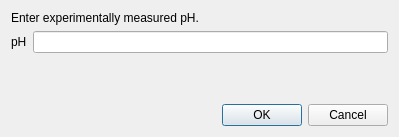
The window that src/ui/enterexperimentalphdialog.ui (echmet/AnglerFish) describes before a commit, drawn with Qt 5.
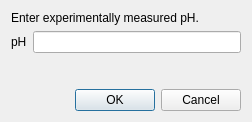
The same window after the commit. Custom widgets are drawn as their Qt base class.

Commit message: Fix dialog caption

Diff of the .ui file:
```diff
--- a/src/ui/enterexperimentalphdialog.ui
+++ b/src/ui/enterexperimentalphdialog.ui
@@ -6,8 +6,8 @@
    <rect>
     <x>0</x>
     <y>0</y>
-    <width>399</width>
-    <height>137</height>
+    <width>252</width>
+    <height>122</height>
    </rect>
   </property>
   <property name="windowTitle">
```
Left out of the diff: 2 changed lines with no effect on the pictures.
